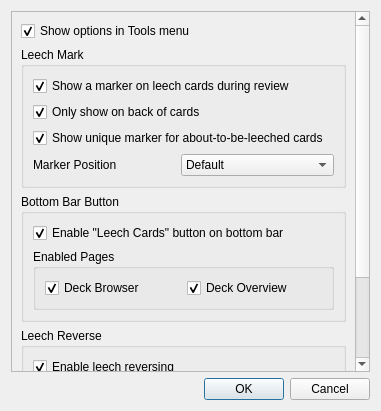
Qt form res/ui/options_dialog.ui (iamjustkoi/LeechToolkit) before a commit.
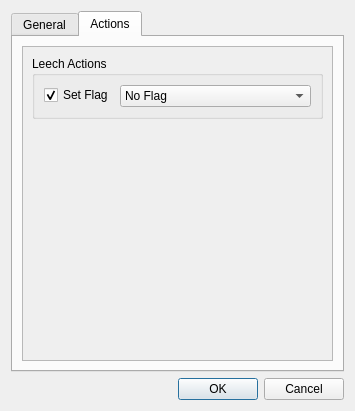
The same form after that commit.

Commit message: Added actions with flag action to options

```diff
--- a/res/ui/options_dialog.ui
+++ b/res/ui/options_dialog.ui
@@ -9,25 +9,50 @@
    <rect>
     <x>0</x>
     <y>0</y>
-    <width>381</width>
+    <width>355</width>
     <height>411</height>
    </rect>
   </property>
   <property name="windowTitle">
    <string>Leech Toolkit</string>
   </property>
-  <layout class="QVBoxLayout" name="optionsLayout">
+  <layout class="QVBoxLayout" name="verticalLayout_4">
+   <item>
+    <widget class="QTabWidget" name="tabWidget">
+     <property name="currentIndex">
+      <number>1</number>
+     </property>
+     <widget class="QWidget" name="generalTab">
+      <attribute name="title">
+       <string>General</string>
+      </attribute>
+      <layout class="QVBoxLayout" name="verticalLayout_3">
+       <property name="leftMargin">
+        <number>2</number>
+       </property>
+       <property name="topMargin">
+        <number>2</number>
+       </property>
+       <property name="rightMargin">
+        <number>2</number>
+       </property>
+       <property name="bottomMargin">
+        <number>2</number>
+       </property>
    <item>
     <widget class="QScrollArea" name="OptionsScrollArea">
      <property name="widgetResizable">
       <bool>true</bool>
      </property>
+         <property name="alignment">
+          <set>Qt::AlignLeading|Qt::AlignLeft|Qt::AlignTop</set>
+         </property>
      <widget class="QWidget" name="OptionsScrollWidget">
       <property name="geometry">
        <rect>
         <x>0</x>
-        <y>-53</y>
-        <width>344</width>
+            <y>0</y>
+            <width>308</width>
         <height>415</height>
        </rect>
       </property>
@@ -281,6 +306,122 @@
            </widget>
           </item>
          </layout>
+            </widget>
+           </item>
+          </layout>
+         </widget>
+        </widget>
+       </item>
+      </layout>
+     </widget>
+     <widget class="QWidget" name="actionsTab">
+      <attribute name="title">
+       <string>Actions</string>
+      </attribute>
+      <layout class="QVBoxLayout" name="verticalLayout_5">
+       <item>
+        <widget class="QScrollArea" name="ActionsScrollArea">
+         <property name="widgetResizable">
+          <bool>true</bool>
+         </property>
+         <property name="alignment">
+          <set>Qt::AlignLeading|Qt::AlignLeft|Qt::AlignTop</set>
+         </property>
+         <widget class="QWidget" name="scrollAreaWidgetContents">
+          <property name="geometry">
+           <rect>
+            <x>0</x>
+            <y>0</y>
+            <width>311</width>
+            <height>318</height>
+           </rect>
+          </property>
+          <layout class="QVBoxLayout" name="verticalLayout_6">
+           <item>
+            <widget class="QGroupBox" name="collapsibleLeechActionsGroup">
+             <property name="title">
+              <string>Leech Actions</string>
+             </property>
+             <property name="flat">
+              <bool>true</bool>
+             </property>
+             <layout class="QVBoxLayout" name="verticalLayout_7">
+              <item>
+               <layout class="QFormLayout" name="formLayout">
+                <item row="0" column="0">
+                 <widget class="QCheckBox" name="checkBox">
+                  <property name="text">
+                   <string>Set Flag</string>
+                  </property>
+                  <property name="checked">
+                   <bool>true</bool>
+                  </property>
+                 </widget>
+                </item>
+                <item row="0" column="1">
+                 <widget class="QComboBox" name="flagDropdown">
+                  <item>
+                   <property name="text">
+                    <string>No Flag</string>
+                   </property>
+                  </item>
+                  <item>
+                   <property name="text">
+                    <string>Red</string>
+                   </property>
+                  </item>
+                  <item>
+                   <property name="text">
+                    <string>Orange</string>
+                   </property>
+                  </item>
+                  <item>
+                   <property name="text">
+                    <string>Green</string>
+                   </property>
+                  </item>
+                  <item>
+                   <property name="text">
+                    <string>Blue</string>
+                   </property>
+                  </item>
+                  <item>
+                   <property name="text">
+                    <string>Pink</string>
+                   </property>
+                  </item>
+                  <item>
+                   <property name="text">
+                    <string>Turquise</string>
+                   </property>
+                  </item>
+                  <item>
+                   <property name="text">
+                    <string>Purple</string>
+                   </property>
+                  </item>
+                 </widget>
+                </item>
+               </layout>
+              </item>
+             </layout>
+            </widget>
+           </item>
+           <item>
+            <spacer name="verticalSpacer">
+             <property name="orientation">
+              <enum>Qt::Vertical</enum>
+             </property>
+             <property name="sizeHint" stdset="0">
+              <size>
+               <width>20</width>
+               <height>40</height>
+              </size>
+             </property>
+            </spacer>
+           </item>
+          </layout>
+         </widget>
         </widget>
        </item>
       </layout>
```
Lines whose indentation alone changed are shown as unchanged. The commit also changes 1 other file.
